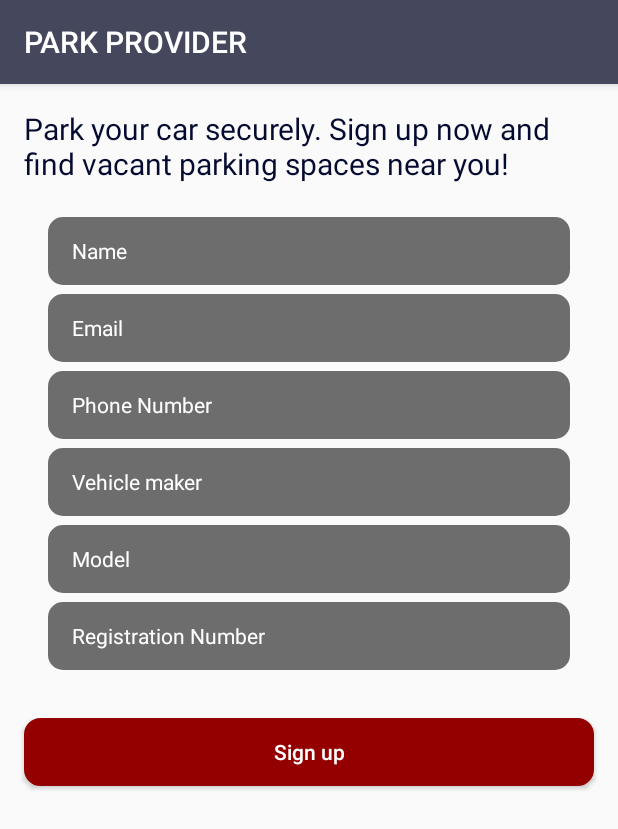
After one commit to Shanto16/CSE299ParkProvider, an Android app: the SignUp_Driver screen opened directly, with no data from a screen before it, on a phone screen of 412 x 824 dp. The commit adds this screen. Shown: the top 829 px of the screen. Run offline under Robolectric (Android 15) with nearby library versions, the phone set to English and light mode, and no system bars.

Commit message:
sign up page

```diff
--- a/app/src/main/AndroidManifest.xml
+++ b/app/src/main/AndroidManifest.xml
@@ -9,12 +9,9 @@
         android:roundIcon="@mipmap/ic_launcher_round"
         android:supportsRtl="true"
         android:theme="@style/AppTheme">
-        <activity android:name=".MainActivity">
-
-        </activity>
-
+        <activity android:name=".MainActivity"></activity>
         <activity
-            android:name="nsu.cse299parkprovider.IntroductoryPages"
+            android:name=".IntroductoryPages"
             android:theme="@style/Theme.AppCompat.Light.NoActionBar">
             <intent-filter>
                 <action android:name="android.intent.action.MAIN" />
@@ -22,9 +19,10 @@
                 <category android:name="android.intent.category.LAUNCHER" />
             </intent-filter>
         </activity>
-        <activity android:name="nsu.cse299parkprovider.LoginPage"
-            android:label="Login "></activity>
-
+        <activity
+            android:name=".LoginPage"
+            android:label="Login " />
+        <activity android:name=".SignUp_Driver"></activity>
     </application>
 
 </manifest>
--- a/app/src/main/java/nsu/cse299parkprovider/LoginPage.java
+++ b/app/src/main/java/nsu/cse299parkprovider/LoginPage.java
@@ -1,7 +1,9 @@
 package nsu.cse299parkprovider;
 
+import android.content.Intent;
 import android.support.v7.app.AppCompatActivity;
 import android.os.Bundle;
+import android.view.View;
 import android.widget.EditText;
 import android.widget.TextView;
 
@@ -23,6 +25,13 @@ public class LoginPage extends AppCompatActivity {
         et_username = findViewById(R.id.username);
         et_password = findViewById(R.id.password);
 
+        tv_openAcc.setOnClickListener(new View.OnClickListener() {
+            @Override
+            public void onClick(View view) {
+                startActivity(new Intent(LoginPage.this,SignUp_Driver.class));
+            }
+        });
+
 
 
     }
--- /dev/null
+++ b/app/src/main/java/nsu/cse299parkprovider/SignUp_Driver.java
@@ -0,0 +1,13 @@
+package nsu.cse299parkprovider;
+
+import android.support.v7.app.AppCompatActivity;
+import android.os.Bundle;
+
+public class SignUp_Driver extends AppCompatActivity {
+
+    @Override
+    protected void onCreate(Bundle savedInstanceState) {
+        super.onCreate(savedInstanceState);
+        setContentView(R.layout.activity_sign_up__driver);
+    }
+}
--- /dev/null
+++ b/app/src/main/res/drawable/bg_btn_sign_up.xml
@@ -0,0 +1,31 @@
+<?xml version="1.0" encoding="utf-8"?>
+<selector xmlns:android="http://schemas.android.com/apk/res/android" >
+
+    <item android:state_pressed="true" >
+        <shape android:shape="rectangle"  >
+            <corners android:radius="10dip" />
+            <stroke android:width="2dip" android:color="#940000" />
+            <gradient android:angle="-90" android:startColor="#940000" android:endColor="#940000"  />
+        </shape>
+    </item>
+
+
+    <item android:state_focused="true">
+        <shape android:shape="rectangle"  >
+            <corners android:radius="10dip" />
+            <stroke android:width="2dip" android:color="#940000" />
+            <solid android:color="#940f0f"/>
+        </shape>
+    </item>
+
+
+    <item >
+        <shape android:shape="rectangle"  >
+            <corners android:radius="10dip" />
+            <stroke android:width="2dip" android:color="#940000" />
+            <gradient android:angle="-90" android:startColor="#940000" android:endColor="#940000" />
+        </shape>
+    </item>
+
+
+</selector>
--- /dev/null
+++ b/app/src/main/res/layout/activity_sign_up__driver.xml
@@ -0,0 +1,127 @@
+<?xml version="1.0" encoding="utf-8"?>
+<ScrollView xmlns:android="http://schemas.android.com/apk/res/android"
+    xmlns:app="http://schemas.android.com/apk/res-auto"
+    xmlns:tools="http://schemas.android.com/tools"
+    android:layout_width="match_parent"
+    android:layout_height="match_parent"
+    tools:context="nsu.cse299parkprovider.SignUp_Driver">
+
+    <LinearLayout
+        android:layout_width="match_parent"
+        android:layout_height="wrap_content"
+        android:orientation="vertical">
+
+        <TextView
+            android:layout_width="wrap_content"
+            android:layout_height="wrap_content"
+            android:text="Park your car securely. Sign up now and find vacant parking spaces near you!"
+            android:layout_margin="16dp"
+            android:textSize="20sp"
+            android:textColor="@color/colorPrimaryDark"/>
+
+        <EditText
+            android:id="@+id/name"
+            android:layout_width="match_parent"
+            android:layout_height="45dp"
+            android:hint="Name"
+            android:textColorHint="#fff"
+            android:paddingStart="16dp"
+            android:inputType="textPersonName"
+            android:textColor="#fff"
+            android:textSize="14sp"
+            android:background="@drawable/bg_edit_texts"
+            android:layout_marginStart="32dp"
+            android:layout_marginEnd="32dp"
+            android:layout_marginTop="6dp"/>
+
+        <EditText
+            android:id="@+id/email"
+            android:layout_width="match_parent"
+            android:layout_height="45dp"
+            android:hint="Email"
+            android:textColorHint="#fff"
+            android:paddingStart="16dp"
+            android:inputType="textEmailAddress"
+            android:textColor="#fff"
+            android:textSize="14sp"
+            android:background="@drawable/bg_edit_texts"
+            android:layout_marginStart="32dp"
+            android:layout_marginEnd="32dp"
+            android:layout_marginTop="6dp"/>
+
+        <EditText
+            android:id="@+id/phone"
+            android:layout_width="match_parent"
+            android:layout_height="45dp"
+            android:hint="Phone Number"
+            android:textColorHint="#fff"
+            android:paddingStart="16dp"
+            android:inputType="phone"
+            android:textColor="#fff"
+            android:textSize="14sp"
+            android:background="@drawable/bg_edit_texts"
+            android:layout_marginStart="32dp"
+            android:layout_marginEnd="32dp"
+            android:layout_marginTop="6dp"/>
+
+        <EditText
+            android:id="@+id/vehicleMake"
+            android:layout_width="match_parent"
+            android:layout_height="45dp"
+            android:hint="Vehicle maker"
+            android:textColorHint="#fff"
+            android:paddingStart="16dp"
+            android:inputType="textPersonName"
+            android:textColor="#fff"
+            android:textSize="14sp"
+            android:background="@drawable/bg_edit_texts"
+            android:layout_marginStart="32dp"
+            android:layout_marginEnd="32dp"
+            android:layout_marginTop="6dp"/>
+
+        <EditText
+            android:id="@+id/vehicleModel"
+            android:layout_width="match_parent"
+            android:layout_height="45dp"
+            android:hint="Model"
+            android:textColorHint="#fff"
+            android:paddingStart="16dp"
+            android:inputType="textPersonName"
+            android:textColor="#fff"
+            android:textSize="14sp"
+            android:background="@drawable/bg_edit_texts"
+            android:layout_marginStart="32dp"
+            android:layout_marginEnd="32dp"
+            android:layout_marginTop="6dp"/>
+
+        <EditText
+            android:id="@+id/licenceNum"
+            android:layout_width="match_parent"
+            android:layout_height="45dp"
+            android:hint="Registration Number"
+            android:textColorHint="#fff"
+            android:paddingStart="16dp"
+            android:inputType="text"
+            android:textColor="#fff"
+            android:textSize="14sp"
+            android:background="@drawable/bg_edit_texts"
+            android:layout_marginStart="32dp"
+            android:layout_marginEnd="32dp"
+            android:layout_marginTop="6dp"/>
+
+
+        <Button
+            android:layout_width="match_parent"
+            android:layout_height="45dp"
+            android:text="Sign up"
+            android:textAllCaps="false"
+            android:layout_marginStart="16dp"
+            android:layout_marginEnd="16dp"
+            android:layout_marginBottom="16dp"
+            android:textColor="#fff"
+            android:background="@drawable/bg_btn_sign_up"
+            android:layout_marginTop="32dp"/>
+
+    </LinearLayout>
+
+</ScrollView>
```
